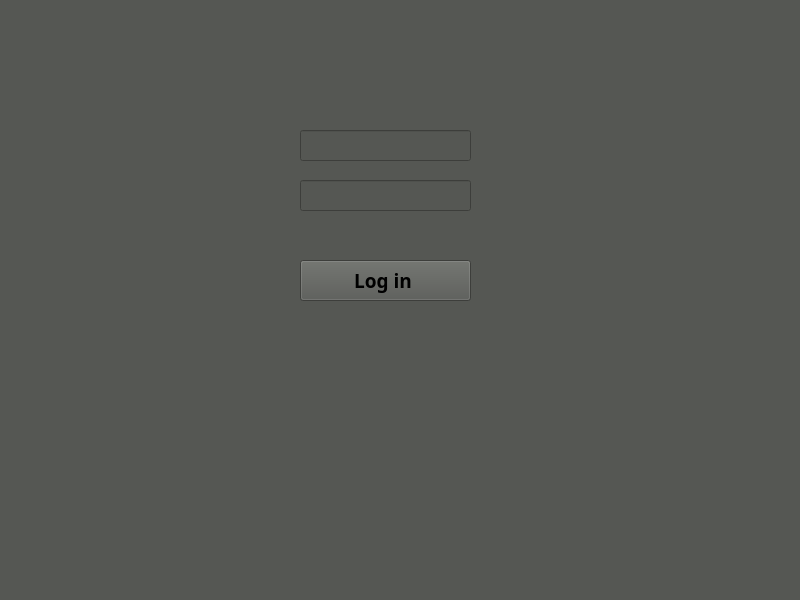
The window that admin.ui (MoAmrYehia/TMS) describes before a commit, drawn with Qt 5.
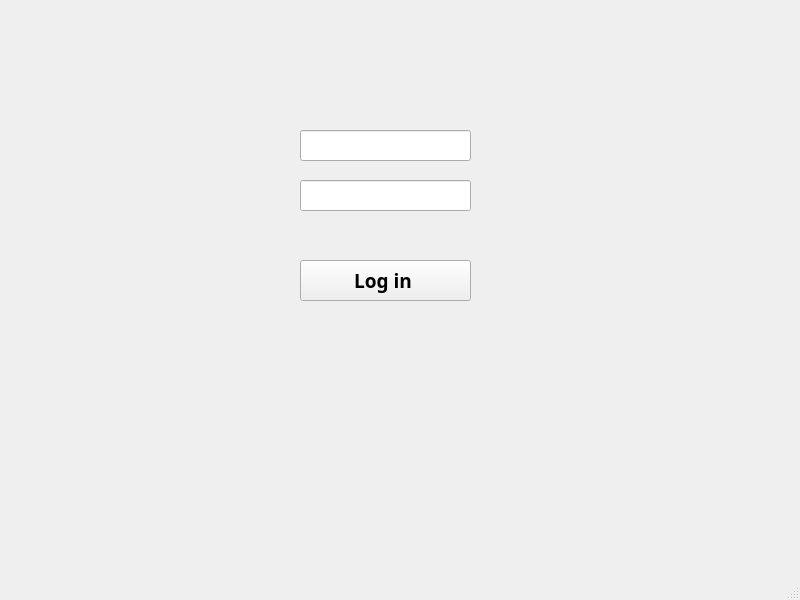
The same window after the commit. Icons and pictures are not drawn.

```diff
--- a/admin.ui
+++ b/admin.ui
@@ -14,7 +14,7 @@
    <string>MainWindow</string>
   </property>
   <property name="styleSheet">
-   <string notr="true">background-color: rgb(85, 87, 83)</string>
+   <string notr="true">/*background-color: rgb(85, 87, 83)</string>
   </property>
   <widget class="QWidget" name="centralwidget">
    <widget class="QLabel" name="label">
```
